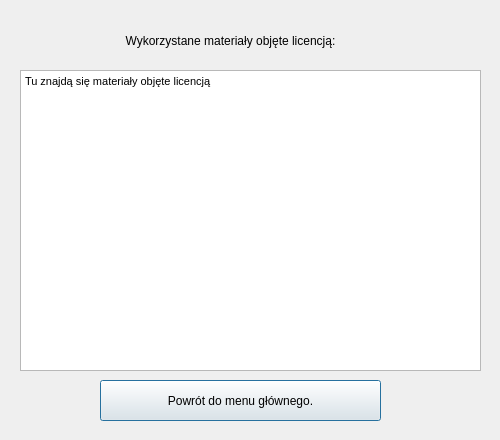
Qt form creditswindow.ui (Szymon-Kostrubiec/PI_Projekt_1sem) before a commit.
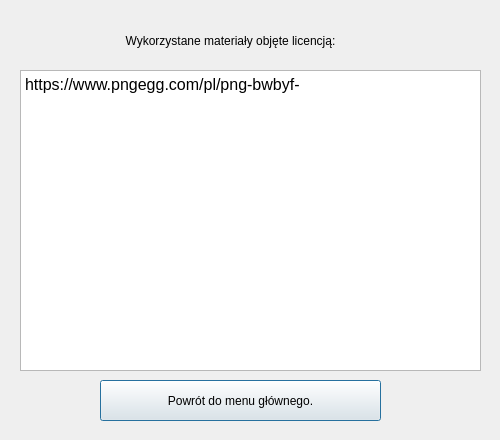
The same form after that commit.

Patch:
```diff
--- a/creditswindow.ui
+++ b/creditswindow.ui
@@ -43,7 +43,7 @@
 &lt;html&gt;&lt;head&gt;&lt;meta name=&quot;qrichtext&quot; content=&quot;1&quot; /&gt;&lt;style type=&quot;text/css&quot;&gt;
 p, li { white-space: pre-wrap; }
 &lt;/style&gt;&lt;/head&gt;&lt;body style=&quot; font-family:'MS Shell Dlg 2'; font-size:8.25pt; font-weight:400; font-style:normal;&quot;&gt;
-&lt;p style=&quot; margin-top:0px; margin-bottom:0px; margin-left:0px; margin-right:0px; -qt-block-indent:0; text-indent:0px;&quot;&gt;Tu znajdą się materiały objęte licencją&lt;/p&gt;
+&lt;p style=&quot; margin-top:0px; margin-bottom:0px; margin-left:0px; margin-right:0px; -qt-block-indent:0; text-indent:0px;&quot;&gt;&lt;span style=&quot; font-family:'Times New Roman'; font-size:12pt; color:#000000;&quot;&gt;https://www.pngegg.com/pl/png-bwbyf-&lt;/span&gt;&lt;/p&gt;
 &lt;p style=&quot;-qt-paragraph-type:empty; margin-top:0px; margin-bottom:0px; margin-left:0px; margin-right:0px; -qt-block-indent:0; text-indent:0px;&quot;&gt;&lt;br /&gt;&lt;/p&gt;&lt;/body&gt;&lt;/html&gt;</string>
    </property>
   </widget>
```
